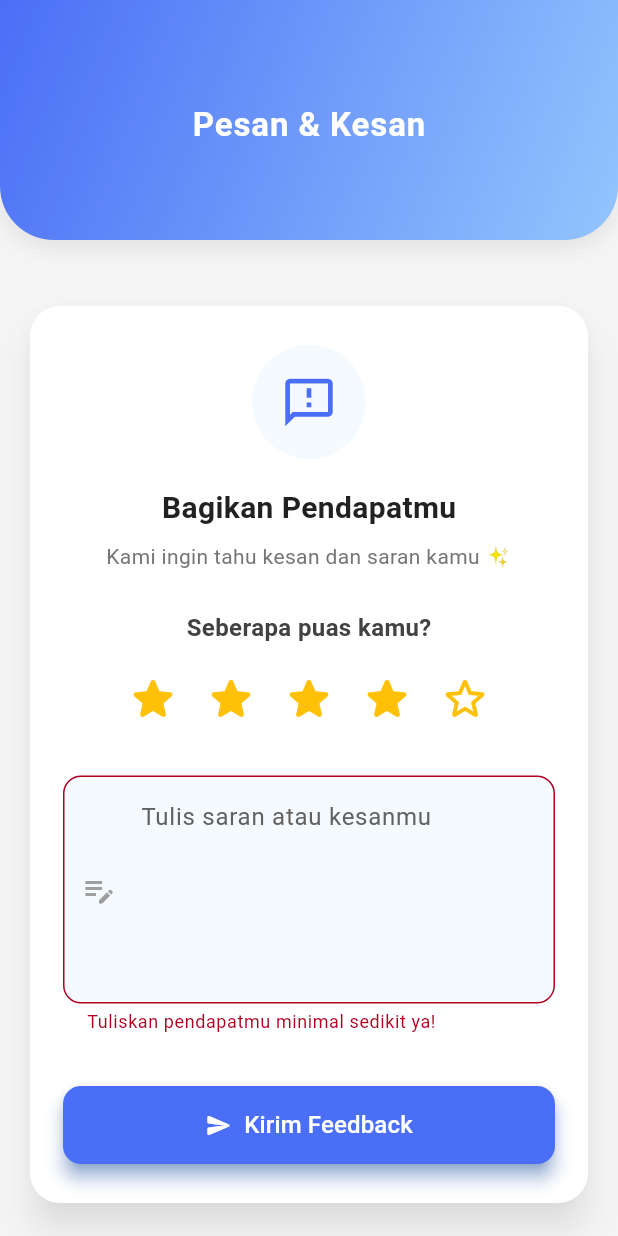
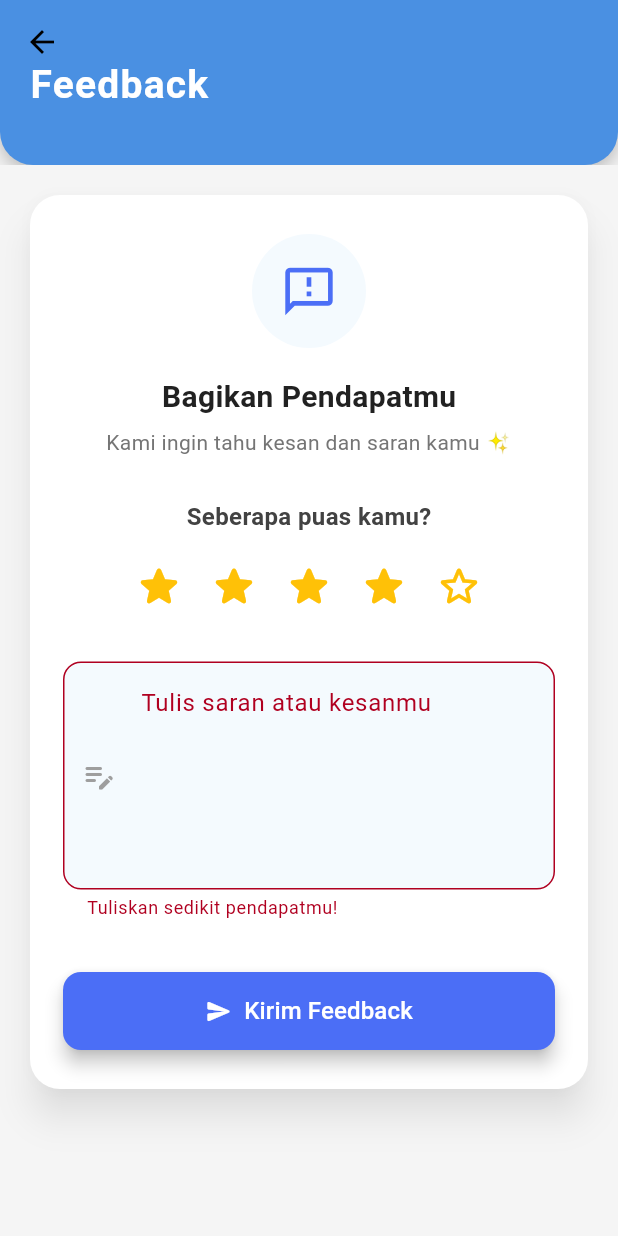
Before and after one commit to alysasari/Car_rental_app, a Flutter app: the FeedbackScreen screen opened directly, after a tap on "Kirim Feedback", on a phone screen of 412 x 824 dp. Run offline on Flutter 3.47's test engine with Material 3 defaults, Android fonts, the phone set to English and light mode, and no system bars; drawn by our look-alikes of flutter_animate; our stand-ins replace animate_do, flutter_local_notifications, flutter_map, geolocator, google_fonts, image_picker and 6 more; missing offline and left inert: encrypt; accounts and stored records are empty; network calls fail.

Commit message:
UI feedback & history

```diff
--- a/lib/screens/feedback_screen.dart
+++ b/lib/screens/feedback_screen.dart
@@ -1,10 +1,9 @@
-// lib/screens/feedback_screen.dart
-import 'package:car_rental_project/database/database_helper.dart';
-import 'package:car_rental_project/screens/feedback_result_screen.dart';
 import 'package:flutter/material.dart';
 import 'package:provider/provider.dart';
-import 'package:flutter_animate/flutter_animate.dart';
 import '../theme_provider.dart';
+import '../database/database_helper.dart';
+import '../utils/session_manager.dart';
+import 'feedback_result_screen.dart';
 
 class FeedbackScreen extends StatefulWidget {
   const FeedbackScreen({super.key});
@@ -51,71 +50,74 @@ class _FeedbackScreenState extends State<FeedbackScreen>
     return Scaffold(
       backgroundColor: isDark ? const Color(0xFF0B1220) : Colors.grey[100],
       body: SafeArea(
-        child: Stack(
-          children: [
-            // HEADER
-            Container(
-              height: 160,
-              padding: const EdgeInsets.fromLTRB(20, 18, 20, 22),
-              decoration: BoxDecoration(
-                gradient: LinearGradient(
-                  colors: isDark
-                      ? [const Color(0xFF0F172A), const Color(0xFF071028)]
-                      : [const Color(0xFF4B6EF6), const Color(0xFF93C5FD)],
-                  begin: Alignment.topLeft,
-                  end: Alignment.bottomRight,
+        child: CustomScrollView(
+          slivers: [
+
+            SliverAppBar(
+              expandedHeight: 110,
+              backgroundColor: Colors.transparent,
+              elevation: 0,
+              pinned: false,
+              flexibleSpace: FlexibleSpaceBar(
+                background: Container(
+                  decoration: const BoxDecoration(
+                    color: Color(0xFF4A90E2),
+                    borderRadius: BorderRadius.only(
+                      bottomLeft: Radius.circular(22),
+                      bottomRight: Radius.circular(22),
                     ),
-                borderRadius:
-                    const BorderRadius.vertical(bottom: Radius.circular(36)),
                     boxShadow: [
                       BoxShadow(
-                    color: Colors.black.withOpacity(isDark ? 0.35 : 0.08),
-                    blurRadius: 12,
-                    offset: const Offset(0, 6),
+                        blurRadius: 10,
+                        offset: Offset(0, 4),
+                        color: Colors.black26,
                       ),
                     ],
                   ),
-              child: const Center(
-                child: Padding(
-                  padding: EdgeInsets.only(top: 10),
-                  child: Text(
-                    "Pesan & Kesan",
+                  padding: const EdgeInsets.fromLTRB(20, 38, 20, 18),
+                  child: const Column(
+                    crossAxisAlignment: CrossAxisAlignment.start,
+                    children: [
+                      Text(
+                        "Feedback",
                         style: TextStyle(
-                      fontSize: 22,
+                          fontSize: 26,
                           fontWeight: FontWeight.bold,
                           color: Colors.white,
-                      letterSpacing: 0.6,
+                          letterSpacing: 0.8,
                         ),
+                      ),
+                      SizedBox(height: 6),
+
+
+                    ],
                   ),
                 ),
               ),
             ),
 
-            //  BODY FORM
-            FadeTransition(
+
+            SliverToBoxAdapter(
+              child: FadeTransition(
                 opacity: _fadeIn,
                 child: SlideTransition(
                   position: _slideIn,
-                child: ListView(
-                  padding: const EdgeInsets.fromLTRB(16, 200, 16, 30),
-                  children: [
-                    Card(
+                  child: Padding(
+                    padding: const EdgeInsets.fromLTRB(16, 16, 16, 30),
+                    child: Card(
                       elevation: 10,
-                      color:
-                          isDark ? const Color(0xFF1C2431) : Colors.white,
+                      color: isDark ? const Color(0xFF1C2431) : Colors.white,
                       shape: RoundedRectangleBorder(
                         borderRadius: BorderRadius.circular(20),
                       ),
-                      shadowColor: isDark
-                          ? Colors.black54
-                          : Colors.grey.withOpacity(0.3),
+                      shadowColor:
+                          isDark ? Colors.black54 : Colors.grey.withOpacity(0.3),
                       child: Padding(
                         padding: const EdgeInsets.symmetric(
                             horizontal: 22, vertical: 26),
                         child: Form(
                           key: _formKey,
                           child: Column(
-                            crossAxisAlignment: CrossAxisAlignment.center,
                             children: [
                               CircleAvatar(
                                 radius: 38,
@@ -139,17 +141,17 @@ class _FeedbackScreenState extends State<FeedbackScreen>
                                       : Colors.grey.shade900,
                                 ),
                               ),
-                              const SizedBox(height: 8),
+                              const SizedBox(height: 6),
                               Text(
                                 "Kami ingin tahu kesan dan saran kamu ✨",
                                 style: TextStyle(
+                                  fontSize: 14,
                                   color: isDark
                                       ? Colors.white70
                                       : Colors.grey.shade600,
-                                  fontSize: 14,
                                 ),
                               ),
-                              const SizedBox(height: 26),
+                              const SizedBox(height: 28),
 
                               // ⭐ Rating
                               Text(
@@ -164,94 +166,74 @@ class _FeedbackScreenState extends State<FeedbackScreen>
                               ),
                               const SizedBox(height: 10),
                               Row(
-                                mainAxisAlignment:
-                                    MainAxisAlignment.center,
+                                mainAxisAlignment: MainAxisAlignment.center,
                                 children: List.generate(5, (index) {
                                   return IconButton(
-                                    onPressed: () => setState(
-                                        () => _rating = index + 1.0),
+                                    onPressed: () =>
+                                        setState(() => _rating = index + 1.0),
                                     icon: Icon(
                                       index < _rating
                                           ? Icons.star_rounded
                                           : Icons.star_border_rounded,
                                       color: Colors.amber,
-                                      size: 36,
+                                      size: 34,
                                     ),
                                   );
                                 }),
                               ),
                               const SizedBox(height: 25),
 
-                              // 💬 Feedback Field
+                              // 📝 Input
                               TextFormField(
                                 controller: _feedbackCtrl,
                                 maxLines: 5,
-                                style: TextStyle(
-                                  color: isDark
-                                      ? Colors.white
-                                      : Colors.grey.shade900,
-                                ),
                                 decoration: InputDecoration(
-                                  labelText:
-                                      'Tulis saran atau kesanmu',
-                                  labelStyle: TextStyle(
-                                    color: isDark
-                                        ? Colors.white70
-                                        : Colors.grey.shade700,
-                                  ),
+                                  labelText: 'Tulis saran atau kesanmu',
                                   alignLabelWithHint: true,
                                   prefixIcon: const Icon(
-                                    Icons.edit_note_outlined,
-                                    color: Colors.grey,
-                                  ),
+                                      Icons.edit_note_rounded, color: Colors.grey),
                                   filled: true,
                                   fillColor: isDark
-                                      ? Colors.white.withOpacity(0.05)
+                                      ? Colors.white.withOpacity(0.07)
                                       : Colors.blue.shade50.withOpacity(0.4),
                                   border: OutlineInputBorder(
-                                    borderRadius:
-                                        BorderRadius.circular(12),
-                                    borderSide: BorderSide(
-                                      color: isDark
-                                          ? Colors.white24
-                                          : Colors.blue.shade200,
+                                    borderRadius: BorderRadius.circular(12),
                                   ),
                                 ),
-                                ),
-                                validator: (v) =>
-                                    v == null || v.isEmpty
-                                        ? 'Tuliskan pendapatmu minimal sedikit ya!'
+                                validator: (v) => v == null || v.isEmpty
+                                    ? 'Tuliskan sedikit pendapatmu!'
                                     : null,
                               ),
                               const SizedBox(height: 35),
 
-                              // 🚀 Button Kirim
+                              //  Button
                               SizedBox(
                                 width: double.infinity,
                                 height: 52,
                                 child: ElevatedButton.icon(
+                                  icon: const Icon(Icons.send_rounded),
+                                  label: const Text("Kirim Feedback",
+                                      style: TextStyle(fontSize: 16)),
                                   onPressed: () async {
-                                    if (_formKey.currentState!
-                                        .validate()) {
-                                      await DatabaseHelper.instance
-                                          .insertFeedback({
-                                        'user_id': 1,
+                                    if (_formKey.currentState!.validate()) {
+                                      final user =
+                                          await SessionManager.getUserData();
+                                      final userId =
+                                          int.tryParse(user['id'] ?? '') ?? 1;
+
+                                      await DatabaseHelper.instance.insertFeedback({
+                                        'user_id': userId,
                                         'message': _feedbackCtrl.text,
-                                        'created_at': DateTime.now()
-                                            .toIso8601String(),
+                                        'created_at': DateTime.now().toIso8601String(),
                                       });
 
-                                      ScaffoldMessenger.of(context)
-                                          .showSnackBar(
+                                      ScaffoldMessenger.of(context).showSnackBar(
                                         const SnackBar(
                                           content: Text(
                                               '🎉 Terima kasih! Feedback kamu terkirim.'),
                                           backgroundColor: Colors.green,
                                         ),
                                       );
-
-                                      _feedbackCtrl.clear();
-                                      setState(() => _rating = 4.0);
 
                                       Navigator.pushReplacement(
                                         context,
@@ -262,32 +244,21 @@ class _FeedbackScreenState extends State<FeedbackScreen>
                                       );
                                     }
                                   },
-                                  icon: const Icon(Icons.send_rounded,
-                                      color: Colors.white),
-                                  label: const Text(
-                                    'Kirim Feedback',
-                                    style: TextStyle(
-                                        color: Colors.white,
-                                        fontSize: 16),
-                                  ),
                                   style: ElevatedButton.styleFrom(
-                                    backgroundColor:
-                                        const Color(0xFF4B6EF6),
+                                    backgroundColor: const Color(0xFF4B6EF6),
                                     shape: RoundedRectangleBorder(
-                                      borderRadius:
-                                          BorderRadius.circular(12),
+                                      borderRadius: BorderRadius.circular(12),
                                     ),
                                     elevation: 5,
-                                    shadowColor: Colors.blueAccent,
                                   ),
                                 ),
-                              ),
+                              )
                             ],
                           ),
                         ),
                       ),
-                    ).animate().fadeIn(duration: 600.ms).moveY(begin: 40, end: 0),
-                  ],
+                    ),
+                  ),
                 ),
               ),
             ),
--- a/lib/theme_provider.dart
+++ b/lib/theme_provider.dart
@@ -31,11 +31,11 @@ class ThemeProvider extends ChangeNotifier {
         brightness: Brightness.dark,
         scaffoldBackgroundColor: const Color(0xFF0A0F1F),
         colorScheme: const ColorScheme.dark(
-          primary: Color(0xFF2563EB), // royal blue
+          primary: Color(0xFF2563EB),
           secondary: Color(0xFF3B82F6),
           surface: Color(0xFF111827),
         ),
-        cardColor: const Color(0xFF1C2434),
+        cardColor: const Color.fromARGB(255, 52, 66, 95),
         appBarTheme: const AppBarTheme(
           backgroundColor: Colors.transparent,
           elevation: 0,
```
Also changed, not shown: lib/database/database_helper.dart (+20 -3 lines), lib/models/order_model.dart (+11 -4 lines), lib/screens/confirm_screen.dart (+32 -2 lines), lib/screens/history_detail_screen.dart (+14 -9 lines), lib/screens/history_screen.dart (+108 -114 lines), lib/utils/receipt_generator.dart (+12 -0 lines). Lines whose indentation alone changed are shown as unchanged.
